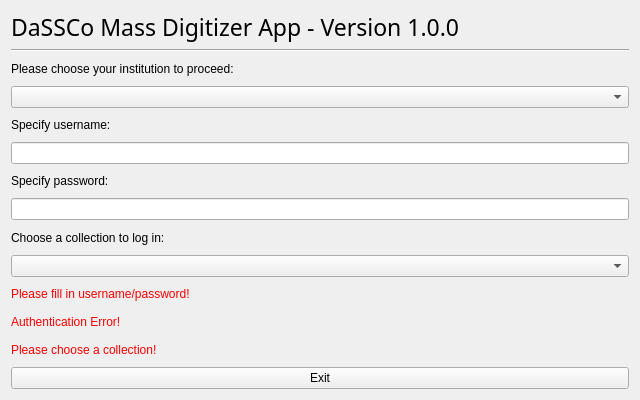
Before: the Qt Designer form MassDigitizer/ui/homescreen.ui in NHMDenmark/Mass-Digitizer, drawn with Qt 5.
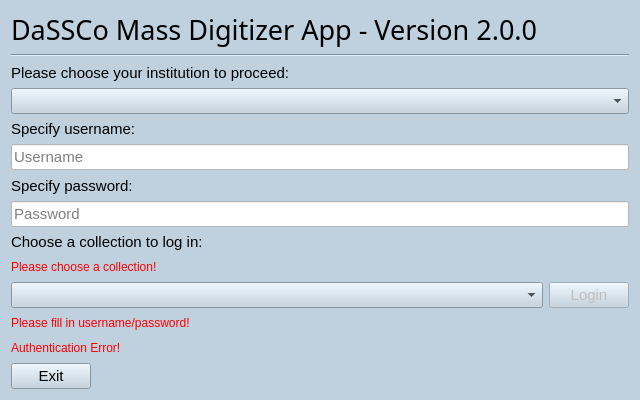
After: the same form once the commit is applied.

Commit message: GUI fully replaced in home screen

The edit to the form file:
```diff
--- a/MassDigitizer/ui/homescreen.ui
+++ b/MassDigitizer/ui/homescreen.ui
@@ -10,20 +10,53 @@
     <height>400</height>
    </rect>
   </property>
+  <property name="sizePolicy">
+   <sizepolicy hsizetype="Fixed" vsizetype="Fixed">
+    <horstretch>0</horstretch>
+    <verstretch>0</verstretch>
+   </sizepolicy>
+  </property>
+  <property name="minimumSize">
+   <size>
+    <width>640</width>
+    <height>400</height>
+   </size>
+  </property>
   <property name="windowTitle">
-   <string>Start</string>
+   <string>DaSSCo Mass Digitizer</string>
+  </property>
+  <property name="styleSheet">
+   <string notr="true">QWidget {
+    background-color: #BFD1DF;
+}
+QLineEdit {
+    background-color: white;
+    color: black;
+}</string>
   </property>
   <layout class="QVBoxLayout" name="verticalLayout">
    <item>
     <widget class="QLabel" name="header">
+     <property name="sizePolicy">
+      <sizepolicy hsizetype="Fixed" vsizetype="Preferred">
+       <horstretch>0</horstretch>
+       <verstretch>0</verstretch>
+      </sizepolicy>
+     </property>
+     <property name="minimumSize">
+      <size>
+       <width>620</width>
+       <height>0</height>
+      </size>
+     </property>
      <property name="font">
       <font>
-       <family>Corbel</family>
-       <pointsize>17</pointsize>
+       <family>Bahnschrift</family>
+       <pointsize>20</pointsize>
       </font>
      </property>
      <property name="text">
-      <string>DaSSCo Mass Digitizer App - Version 1.0.0</string>
+      <string>DaSSCo Mass Digitizer App - Version 2.0.0</string>
      </property>
      <property name="alignment">
       <set>Qt::AlignmentFlag::AlignLeading</set>
@@ -42,6 +75,24 @@
    </item>
    <item>
     <widget class="QLabel" name="lblSelectInstitution">
+     <property name="sizePolicy">
+      <sizepolicy hsizetype="Fixed" vsizetype="Preferred">
+       <horstretch>0</horstretch>
+       <verstretch>0</verstretch>
+      </sizepolicy>
+     </property>
+     <property name="minimumSize">
+      <size>
+       <width>400</width>
+       <height>0</height>
+      </size>
+     </property>
+     <property name="font">
+      <font>
+       <family>Arial</family>
+       <pointsize>11</pointsize>
+      </font>
+     </property>
      <property name="text">
       <string>Please choose your institution to proceed:</string>
      </property>
@@ -49,6 +100,12 @@
    </item>
    <item>
     <widget class="QComboBox" name="lstSelectInstitution">
+     <property name="font">
+      <font>
+       <family>Arial</family>
+       <pointsize>11</pointsize>
+      </font>
+     </property>
      <property name="editable">
       <bool>false</bool>
      </property>
@@ -56,16 +113,38 @@
    </item>
    <item>
     <widget class="QLabel" name="lblUsername">
+     <property name="font">
+      <font>
+       <family>Arial</family>
+       <pointsize>11</pointsize>
+      </font>
+     </property>
      <property name="text">
       <string>Specify username:</string>
      </property>
     </widget>
    </item>
    <item>
-    <widget class="QLineEdit" name="inpUsername"/>
+    <widget class="QLineEdit" name="inpUsername">
+     <property name="font">
+      <font>
+       <family>Arial</family>
+       <pointsize>11</pointsize>
+      </font>
+     </property>
+     <property name="placeholderText">
+      <string>Username</string>
+     </property>
+    </widget>
    </item>
    <item>
     <widget class="QLabel" name="lblPassword">
+     <property name="font">
+      <font>
+       <family>Arial</family>
+       <pointsize>11</pointsize>
+      </font>
+     </property>
      <property name="text">
       <string>Specify password:</string>
      </property>
@@ -73,25 +152,85 @@
    </item>
    <item>
     <widget class="QLineEdit" name="inpPassword">
+     <property name="font">
+      <font>
+       <family>Arial</family>
+       <pointsize>11</pointsize>
+      </font>
+     </property>
      <property name="echoMode">
       <enum>QLineEdit::EchoMode::Password</enum>
      </property>
+     <property name="placeholderText">
+      <string>Password</string>
+     </property>
     </widget>
    </item>
    <item>
     <widget class="QLabel" name="lblSelectCollection">
+     <property name="font">
+      <font>
+       <family>Arial</family>
+       <pointsize>11</pointsize>
+      </font>
+     </property>
      <property name="text">
       <string>Choose a collection to log in:</string>
      </property>
     </widget>
    </item>
    <item>
-    <widget class="QComboBox" name="lstSelectCollection">
-     <property name="editable">
+    <widget class="QLabel" name="lblCollError">
+     <property name="visible">
       <bool>false</bool>
      </property>
+     <property name="styleSheet">
+      <string>color: red;</string>
+     </property>
+     <property name="text">
+      <string>Please choose a collection!</string>
+     </property>
     </widget>
    </item>
+   <item>
+    <layout class="QHBoxLayout" name="horizontalLayout_2">
+     <item>
+      <widget class="QComboBox" name="lstSelectCollection">
+       <property name="font">
+        <font>
+         <family>Arial</family>
+         <pointsize>11</pointsize>
+        </font>
+       </property>
+       <property name="editable">
+        <bool>false</bool>
+       </property>
+      </widget>
+     </item>
+     <item>
+      <widget class="QPushButton" name="btnLogin">
+       <property name="enabled">
+        <bool>false</bool>
+       </property>
+       <property name="sizePolicy">
+        <sizepolicy hsizetype="Fixed" vsizetype="Fixed">
+         <horstretch>0</horstretch>
+         <verstretch>0</verstretch>
+        </sizepolicy>
+       </property>
+       <property name="font">
+        <font>
+         <family>Arial</family>
+         <pointsize>11</pointsize>
+        </font>
+       </property>
+       <property name="text">
+        <string>Login</string>
+       </property>
+      </widget>
+     </item>
+    </layout>
+   </item>
    <item>
     <widget class="QLabel" name="lblIncomplete">
      <property name="visible">
@@ -118,21 +257,20 @@
      </property>
     </widget>
    </item>
-   <item>
-    <widget class="QLabel" name="lblCollError">
-     <property name="visible">
-      <bool>false</bool>
-     </property>
-     <property name="styleSheet">
-      <string>color: red;</string>
-     </property>
-     <property name="text">
-      <string>Please choose a collection!</string>
-     </property>
-    </widget>
-   </item>
    <item>
     <widget class="QPushButton" name="btnExit">
+     <property name="sizePolicy">
+      <sizepolicy hsizetype="Fixed" vsizetype="Fixed">
+       <horstretch>0</horstretch>
+       <verstretch>0</verstretch>
+      </sizepolicy>
+     </property>
+     <property name="font">
+      <font>
+       <family>Arial</family>
+       <pointsize>11</pointsize>
+      </font>
+     </property>
      <property name="locale">
       <locale language="English" country="Denmark"/>
      </property>
```
The commit also changes 3 other files.
